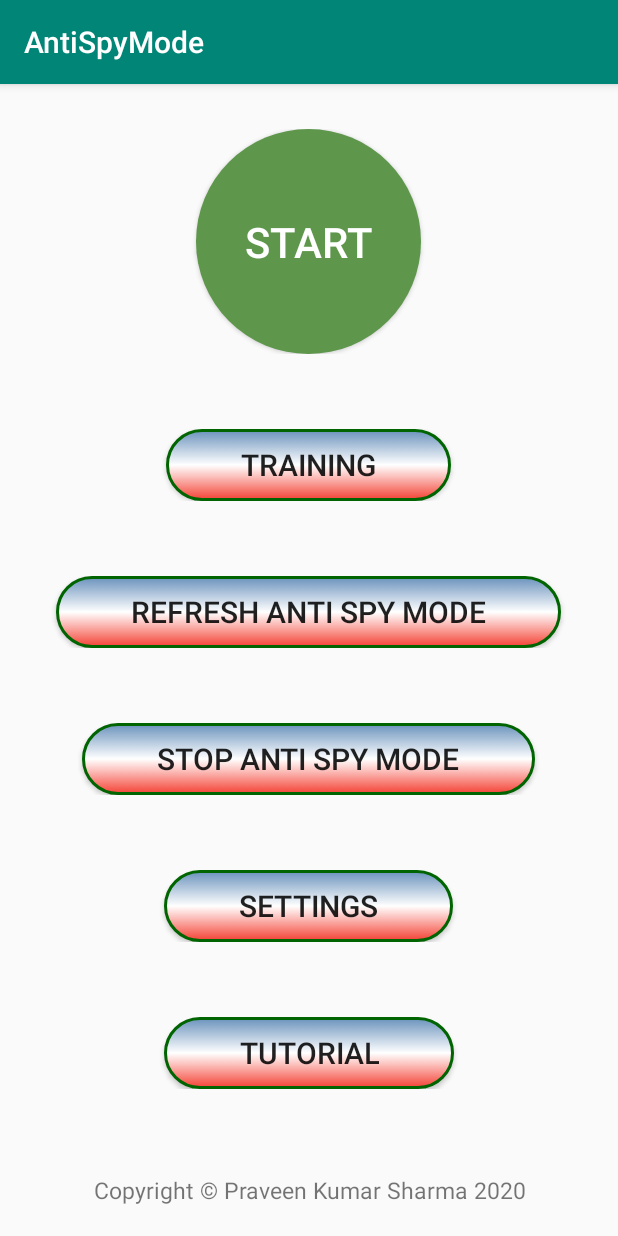
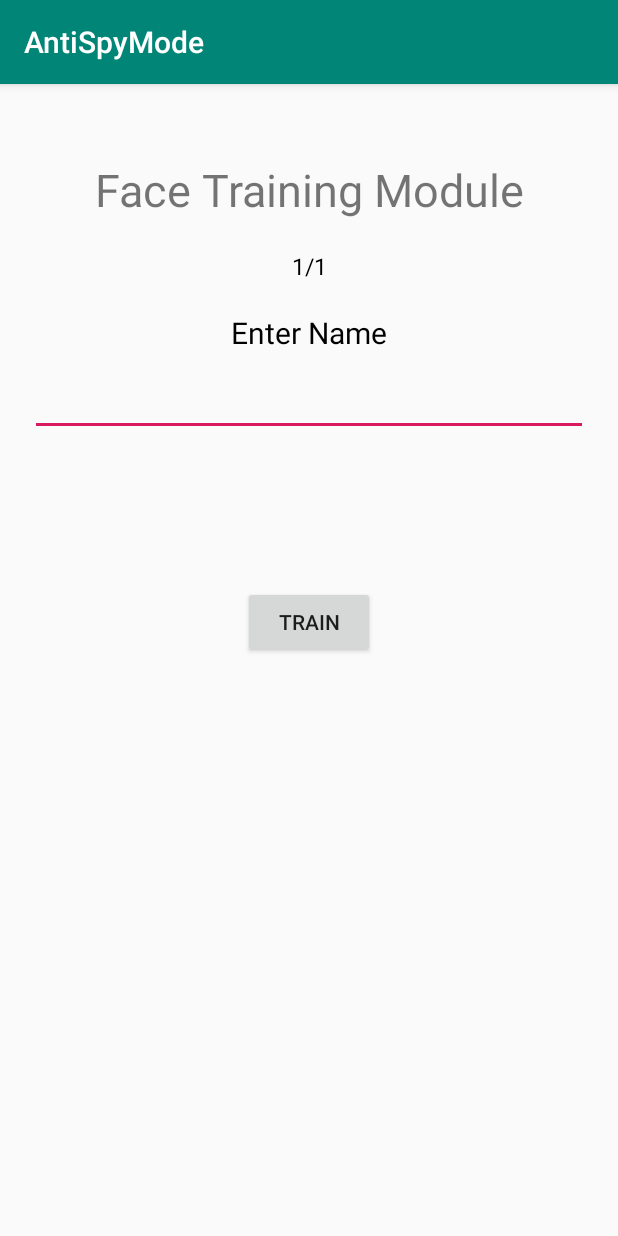
Before and after one commit to Praveen101997/AntiSpyMode, an Android app: the screen it shows after launch (MainActivity before the commit, training_Main after it), after a tap on "TRAINING", on a phone screen of 412 x 824 dp. Run offline under Robolectric (Android 15) with nearby library versions, the phone set to English and light mode, and no system bars.

Commit message:
APK File Added Stage2.0 Completed

```diff
--- a/app/src/main/AndroidManifest.xml
+++ b/app/src/main/AndroidManifest.xml
@@ -17,9 +17,11 @@
         android:roundIcon="@mipmap/ic_launcher"
         android:supportsRtl="true"
         android:theme="@style/AppTheme">
+        <activity android:name=".FaceRecognition_Module.Training"></activity>
+        <activity android:name=".FaceRecognition_Module.training_Main" />
         <activity
             android:name=".SettingsActivity"
-            android:label="@string/title_activity_settings"></activity>
+            android:label="@string/title_activity_settings" />
         <activity android:name=".MainActivity">
             <intent-filter>
                 <action android:name="android.intent.action.MAIN" />
--- /dev/null
+++ b/app/src/main/java/com/vegabond/antispymode/FaceRecognition_Module/training_Main.java
@@ -0,0 +1,53 @@
+package com.vegabond.antispymode.FaceRecognition_Module;
+
+import androidx.appcompat.app.AppCompatActivity;
+
+import android.content.Intent;
+import android.os.Bundle;
+import android.view.View;
+import android.widget.Button;
+import android.widget.EditText;
+import android.widget.TextView;
+import android.widget.Toast;
+
+import com.vegabond.antispymode.MainActivity;
+import com.vegabond.antispymode.R;
+
+public class training_Main extends AppCompatActivity {
+
+    int totalFaces;
+    EditText etName;
+    Button btnNext;
+    TextView tvFaceTrained;
+    static int currentFace = 1;
+
+    @Override
+    protected void onCreate(Bundle savedInstanceState) {
+        super.onCreate(savedInstanceState);
+        setContentView(R.layout.activity_training__main);
+
+        totalFaces = Integer.parseInt(MainActivity.settingControl.getNoOfFacesInFaceRecognition());
+        etName = findViewById(R.id.ETname);
+        tvFaceTrained = findViewById(R.id.TVfaceTrained);
+        btnNext = findViewById(R.id.btnNext);
+
+        tvFaceTrained.setText(currentFace+"/"+totalFaces);
+
+        btnNext.setOnClickListener(new View.OnClickListener() {
+            @Override
+            public void onClick(View view) {
+                if (currentFace<=totalFaces){
+                    //
+                    Intent intent = new Intent(training_Main.this,Training.class);
+                    intent.putExtra("Name",etName.getText().toString());
+                    Toast.makeText(getApplicationContext(),"Training",Toast.LENGTH_SHORT).show();
+                    startActivity(intent);
+                }else{
+                    Toast.makeText(getApplicationContext(),"Trained Successfully",Toast.LENGTH_SHORT).show();
+                    startActivity(new Intent(training_Main.this,MainActivity.class));
+                }
+
+            }
+        });
+    }
+}
--- a/app/src/main/java/com/vegabond/antispymode/MainActivity.java
+++ b/app/src/main/java/com/vegabond/antispymode/MainActivity.java
@@ -28,10 +28,13 @@ import java.util.List;
 
 import static com.vegabond.antispymode.firstRunSetup.SettingFirstRunSetup;
 import android.content.DialogInterface;
+
+import com.vegabond.antispymode.FaceRecognition_Module.training_Main;
+
 public class MainActivity extends AppCompatActivity implements View.OnClickListener {
     private static final int SYSTEM_ALERT_WINDOW_PERMISSION = 2084;
 
-    static SettingsUtility.SettingsControl settingControl;
+    public static SettingsUtility.SettingsControl settingControl;
     static boolean stop = false;
     Thread thread;
 
@@ -79,7 +82,7 @@ public class MainActivity extends AppCompatActivity implements View.OnClickListe
 
         findViewById(R.id.buttonCreateWidget).setOnClickListener(this);
 
-        Button btnTraining = findViewById(R.id.buttonTraining);
+        final Button btnTraining = findViewById(R.id.buttonTraining);
         if (settingControl.getFaceRecognitionMode()){
             btnTraining.setVisibility(View.VISIBLE);
         }else{
@@ -89,7 +92,7 @@ public class MainActivity extends AppCompatActivity implements View.OnClickListe
         btnTraining.setOnClickListener(new View.OnClickListener() {
             @Override
             public void onClick(View view) {
-                Toast.makeText(getApplicationContext(),"Comming Soon...",Toast.LENGTH_SHORT).show();
+                startActivity(new Intent(MainActivity.this, training_Main.class));
             }
         });
 
--- /dev/null
+++ b/app/src/main/res/layout/activity_training__main.xml
@@ -0,0 +1,61 @@
+<?xml version="1.0" encoding="utf-8"?>
+<LinearLayout xmlns:android="http://schemas.android.com/apk/res/android"
+    xmlns:app="http://schemas.android.com/apk/res-auto"
+    xmlns:tools="http://schemas.android.com/tools"
+    android:layout_width="match_parent"
+    android:layout_height="match_parent"
+    android:orientation="vertical"
+    tools:context=".FaceRecognition_Module.training_Main">
+
+    <TextView
+        android:id="@+id/TVnotice"
+        android:layout_width="match_parent"
+        android:layout_height="wrap_content"
+        android:text="Face Training Module"
+        android:textSize="30dp"
+        android:textAlignment="center"
+        android:layout_marginTop="50dp"
+        />
+
+    <TextView
+        android:id="@+id/TVfaceTrained"
+        android:layout_width="match_parent"
+        android:layout_height="wrap_content"
+        android:text="1/1"
+        android:textSize="15dp"
+        android:textColor="#000000"
+        android:textAlignment="center"
+        android:layout_marginTop="20dp"
+        />
+
+    <TextView
+        android:id="@+id/TVenterName"
+        android:layout_width="match_parent"
+        android:layout_height="wrap_content"
+        android:text="Enter Name"
+        android:textSize="20dp"
+        android:textColor="#000000"
+        android:textAlignment="center"
+        android:layout_marginTop="20dp"
+        />
+
+    <EditText
+        android:id="@+id/ETname"
+        android:layout_width="match_parent"
+        android:layout_marginStart="20dp"
+        android:layout_marginEnd="20dp"
+        android:layout_height="wrap_content"
+        android:layout_marginTop="10dp"
+        android:singleLine="true"
+        />
+
+    <Button
+        android:id="@+id/btnNext"
+        android:layout_width="wrap_content"
+        android:layout_height="wrap_content"
+        android:layout_gravity="center"
+        android:layout_marginTop="100dp"
+        android:text="Train" />
+
+
+</LinearLayout>
```
Also changed, not shown: app/src/main/java/com/vegabond/antispymode/FaceRecognition_Module/Training.java (added, +53 -0 lines), app/src/main/res/layout/activity_training.xml (added, +39 -0 lines).
